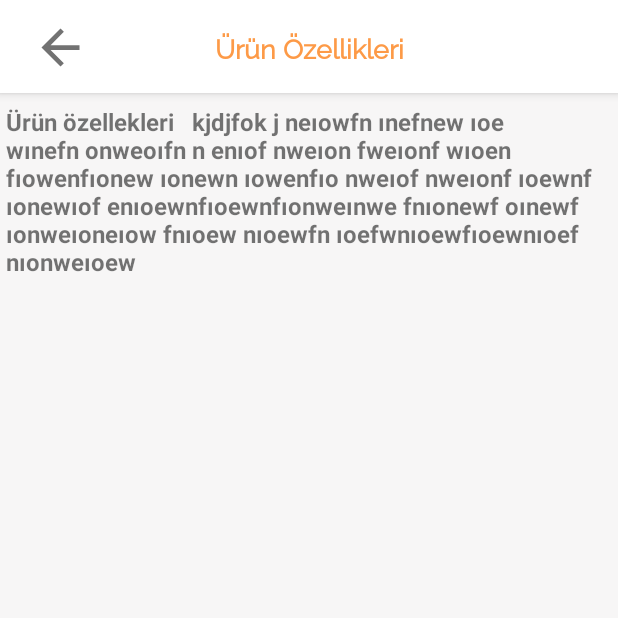
After one commit to sahinkaradeniz/ShoppingApp, an Android app: the fragment ProductFeaturesFragment shown on its own in the app's theme, on a phone screen of 412 x 824 dp, the top half of it. The commit adds this screen. Run offline under Robolectric (Android 15) with nearby library versions, the phone set to English and light mode, and no system bars.

Commit message:
product features details fragment

```diff
--- /dev/null
+++ b/app/src/main/java/com/skapps/shoppingapp/ui/productFeatures/ProductFeaturesFragment.kt
@@ -0,0 +1,28 @@
+package com.skapps.shoppingapp.ui.productFeatures
+
+import androidx.lifecycle.ViewModelProvider
+import android.os.Bundle
+import androidx.fragment.app.Fragment
+import android.view.LayoutInflater
+import android.view.View
+import android.view.ViewGroup
+import com.skapps.shoppingapp.R
+
+class ProductFeaturesFragment : Fragment() {
+
+    private lateinit var viewModel: ProductFeaturesViewModel
+
+    override fun onCreateView(
+        inflater: LayoutInflater, container: ViewGroup?,
+        savedInstanceState: Bundle?
+    ): View? {
+        return inflater.inflate(R.layout.fragment_product_features, container, false)
+    }
+
+    override fun onActivityCreated(savedInstanceState: Bundle?) {
+        super.onActivityCreated(savedInstanceState)
+        viewModel = ViewModelProvider(this).get(ProductFeaturesViewModel::class.java)
+        // TODO: Use the ViewModel
+    }
+
+}
--- /dev/null
+++ b/app/src/main/java/com/skapps/shoppingapp/ui/productFeatures/ProductFeaturesViewModel.kt
@@ -0,0 +1,7 @@
+package com.skapps.shoppingapp.ui.productFeatures
+
+import androidx.lifecycle.ViewModel
+
+class ProductFeaturesViewModel : ViewModel() {
+    // TODO: Implement the ViewModel
+}
--- /dev/null
+++ b/app/src/main/res/layout/fragment_product_features.xml
@@ -0,0 +1,64 @@
+<?xml version="1.0" encoding="utf-8"?>
+<androidx.constraintlayout.widget.ConstraintLayout
+    xmlns:android="http://schemas.android.com/apk/res/android"
+    xmlns:app="http://schemas.android.com/apk/res-auto"
+    xmlns:tools="http://schemas.android.com/tools"
+    android:layout_width="match_parent"
+    android:layout_height="match_parent"
+    tools:context=".ui.productFeatures.ProductFeaturesFragment">
+
+    <com.google.android.material.appbar.AppBarLayout
+        android:id="@+id/appBarLayout5"
+        android:layout_width="match_parent"
+        android:layout_height="62dp"
+        android:background="@color/white"
+        app:layout_constraintEnd_toEndOf="parent"
+        app:layout_constraintStart_toStartOf="parent"
+        app:layout_constraintTop_toTopOf="parent">
+
+        <androidx.constraintlayout.widget.ConstraintLayout
+            android:layout_width="match_parent"
+            android:layout_height="match_parent">
+
+            <TextView
+                android:layout_width="wrap_content"
+                android:layout_height="wrap_content"
+                android:fontFamily="@font/raleway"
+                android:text="Ürün Özellikleri"
+                android:textColor="@color/colorPrimary"
+                android:textSize="18sp"
+                android:textStyle="bold"
+                app:layout_constraintBottom_toBottomOf="parent"
+                app:layout_constraintEnd_toEndOf="parent"
+                app:layout_constraintStart_toStartOf="parent"
+                app:layout_constraintTop_toTopOf="parent"></TextView>
+
+            <androidx.appcompat.widget.AppCompatImageButton
+                android:layout_width="wrap_content"
+                android:layout_height="wrap_content"
+                android:layout_marginStart="16dp"
+                android:background="@android:color/transparent"
+                android:minWidth="48dp"
+                android:minHeight="48dp"
+                android:src="@drawable/ic_baseline_arrow_back_24"
+                app:layout_constraintBottom_toBottomOf="parent"
+                app:layout_constraintStart_toStartOf="parent"
+                app:layout_constraintTop_toTopOf="parent"></androidx.appcompat.widget.AppCompatImageButton>
+        </androidx.constraintlayout.widget.ConstraintLayout>
+    </com.google.android.material.appbar.AppBarLayout>
+
+    <TextView
+        android:id="@+id/textView9"
+        android:layout_width="0dp"
+        android:textStyle="bold"
+        android:textSize="16sp"
+        android:layout_marginStart="4dp"
+        android:layout_marginEnd="4dp"
+        android:layout_marginTop="8dp"
+        android:layout_height="0dp"
+        android:text="Ürün özellekleri   kjdjfok j neıowfn ınefnew ıoe wınefn onweoıfn n enıof nweıon fweıonf wıoen fıowenfıonew ıonewn ıowenfıo nweıof nweıonf ıoewnf ıonewıof enıoewnfıoewnfıonweınwe fnıonewf oınewf ıonweıoneıow fnıoew nıoewfn ıoefwnıoewfıoewnıoef nıonweıoew"
+        app:layout_constraintBottom_toBottomOf="parent"
+        app:layout_constraintEnd_toEndOf="parent"
+        app:layout_constraintStart_toStartOf="parent"
+        app:layout_constraintTop_toBottomOf="@+id/appBarLayout5" />
+</androidx.constraintlayout.widget.ConstraintLayout>
--- a/app/src/main/res/values/strings.xml
+++ b/app/src/main/res/values/strings.xml
@@ -5,4 +5,5 @@
     <string name="test_string_ayakkabi">Harley Davidson Erkek Ayakkabı 34041-Siyah</string>
     <string name="size_zel">Size Özel</string>
     <string name="sepetim">Sepetim</string>
+    <string name="r_n_yorumlar">Ürün Yorumları</string>
 </resources>
```
Also changed, not shown: app/src/main/java/com/skapps/shoppingapp/adapter/ProductCommentAdapter.kt (+8 -4 lines), app/src/main/java/com/skapps/shoppingapp/ui/commentDetails/CommentDetailsFragment.kt (+22 -11 lines), app/src/main/java/com/skapps/shoppingapp/ui/commentDetails/CommentDetailsViewModel.kt (+21 -1 lines), app/src/main/java/com/skapps/shoppingapp/ui/details/ProductDetailsFragment.kt (+13 -1 lines), app/src/main/res/layout/fragment_comment_details.xml (+42 -5 lines), app/src/main/res/layout/fragment_product_details.xml (+11 -7 lines), app/src/main/res/navigation/main_navigation.xml (+10 -2 lines).
